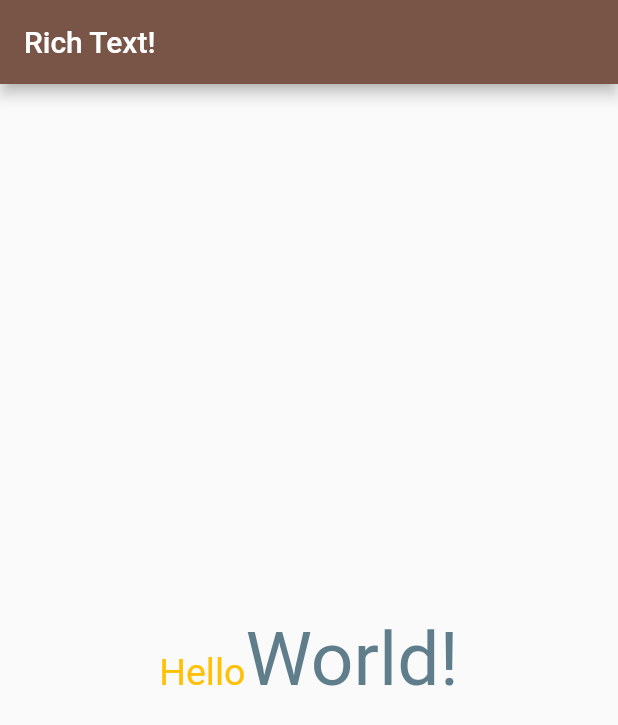
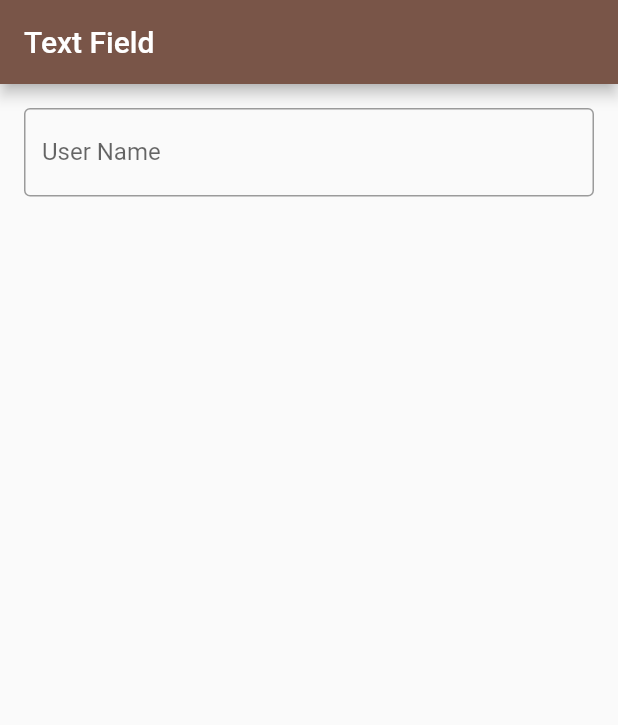
Before and after one commit to zahangiralamjp/widgets_in_classes, a Flutter app: the screen it shows after launch, on a phone screen of 412 x 824 dp. Shown: the top 725 px of the screen. Run offline on Flutter 3.47's test engine with Material 2 defaults, Android fonts, the phone set to English and light mode, and no system bars.

Commit message:
1 TextField

```diff
--- a/lib/main.dart
+++ b/lib/main.dart
@@ -11,20 +11,22 @@ class MyApp extends StatelessWidget {
   @override
   Widget build(BuildContext context) {
     return Scaffold(
-      appBar: AppBar(
-        title: Text('Rich Text!'),
-      ),
-      body: Center(
-        child: RichText(
-            text: TextSpan(children: [
-          TextSpan(
-              text: 'Hello',
-              style: TextStyle(color: Colors.amber, fontSize: 25)),
-          TextSpan(
-              text: 'World!',
-              style: TextStyle(color: Colors.blueGrey, fontSize: 50)),
-        ])),
-      ),
-    );
+        appBar: AppBar(
+          title: Text('Text Field'),
+        ),
+        body: Padding(
+          padding: const EdgeInsets.all(16.0),
+          child: Column(
+            children: [
+              TextField(
+                decoration: InputDecoration(
+                  border: OutlineInputBorder(),
+                  labelText: 'User Name',
+                  hintText: 'Enter User Name',
+                ),
+              ),
+            ],
+          ),
+        ));
   }
 }
```
